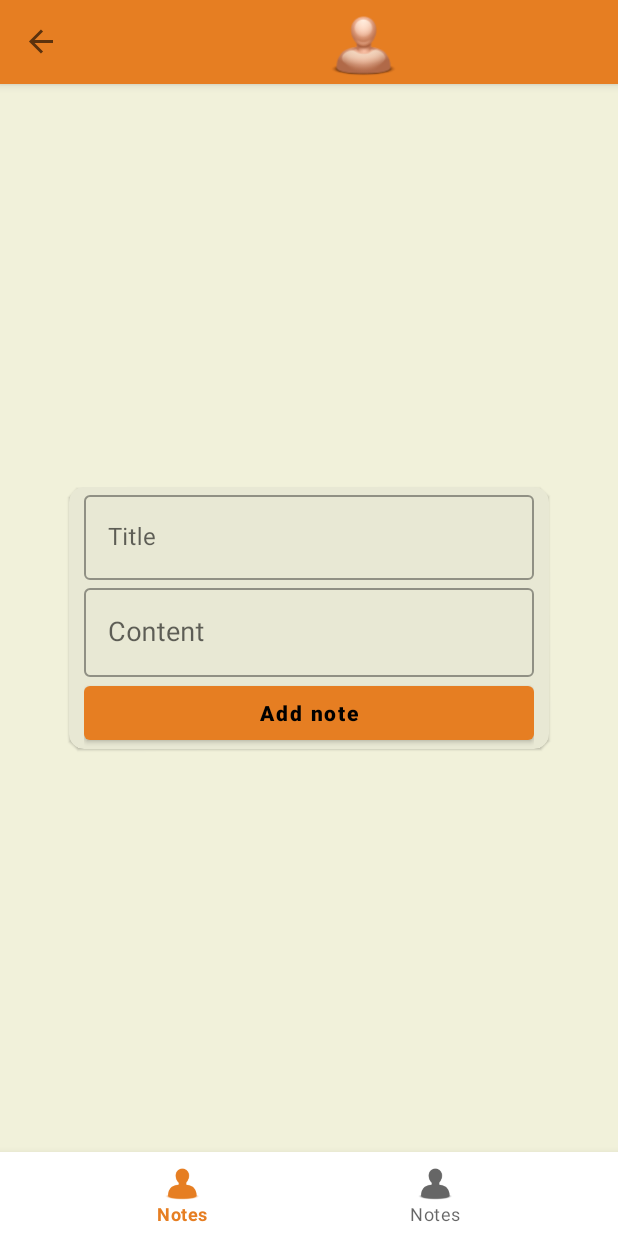
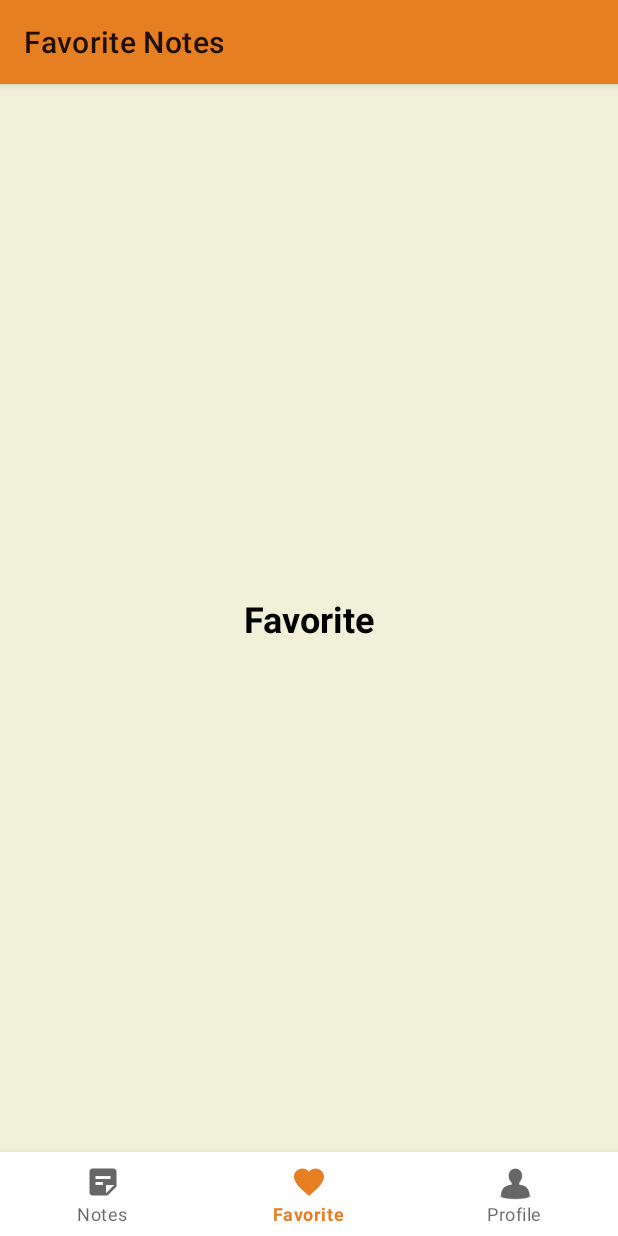
Before and after one commit to Laurentdarl/Confidential_Notes, an Android app: the AddNoteFragment screen opened through its navigation route, item 2 of the bottom bar chosen, on a phone screen of 412 x 824 dp. Run offline under Robolectric (Android 15) with nearby library versions, the phone set to English and light mode, and no system bars; our stand-ins replace Firebase (no records; nobody signed in at launch, a user with empty details on screens opened directly), Room's generated code, navigation-ui; libraries missing offline, so code that uses them is left out: androidx.work.impl; 4 statements that could not run were skipped.

Commit message:
Add search functionality to query notes from the database. Add profile fragment_favorite.xml Add FavoriteFragment.kt

```diff
--- a/app/src/main/java/com/laurentdarl/confidentialnotesapplication/data/db/NoteDatabase.kt
+++ b/app/src/main/java/com/laurentdarl/confidentialnotesapplication/data/db/NoteDatabase.kt
@@ -8,7 +8,7 @@ import androidx.room.TypeConverters
 import androidx.room.migration.Migration
 import androidx.sqlite.db.SupportSQLiteDatabase
 import androidx.work.impl.WorkDatabaseMigrations.MIGRATION_1_2
-import com.laurentdarl.confidentialnotesapplication.data.DateTypeConverter
+import com.laurentdarl.confidentialnotesapplication.data.typeconverters.DateTypeConverter
 import com.laurentdarl.confidentialnotesapplication.data.models.Note
 
 @Database(entities = [Note::class], version = 1, exportSchema = false)
--- a/app/src/main/java/com/laurentdarl/confidentialnotesapplication/data/DateTypeConverter.kt
+++ b/app/src/main/java/com/laurentdarl/confidentialnotesapplication/data/typeconverters/DateTypeConverter.kt
@@ -1,4 +1,4 @@
-package com.laurentdarl.confidentialnotesapplication.data
+package com.laurentdarl.confidentialnotesapplication.data.typeconverters
 
 import androidx.room.TypeConverter
 import java.util.*
--- a/app/src/main/java/com/laurentdarl/confidentialnotesapplication/data/viewmodels/NoteViewModel.kt
+++ b/app/src/main/java/com/laurentdarl/confidentialnotesapplication/data/viewmodels/NoteViewModel.kt
@@ -19,10 +19,11 @@ class NoteViewModel(application: Application): AndroidViewModel(application) {
         val dao = NoteDatabase.getNoteDatabase(application).noteDAO()
         repository = NoteRepository(dao)
         getAllNotes = repository.getAllNotes()
+
     }
 
-    fun getSelectNote(noteSearch: String): Job = viewModelScope.launch(Dispatchers.IO) {
-        repository.getSelectNote(noteSearch)
+    fun getSelectNote(noteSearch: String): LiveData<List<Note>> {
+        return repository.getSelectNote(noteSearch)
     }
 
     fun addNote(note: Note) = viewModelScope.launch(Dispatchers.IO)
--- a/app/src/main/java/com/laurentdarl/confidentialnotesapplication/presentation/activity/MainActivity.kt
+++ b/app/src/main/java/com/laurentdarl/confidentialnotesapplication/presentation/activity/MainActivity.kt
@@ -2,9 +2,12 @@ package com.laurentdarl.confidentialnotesapplication.presentation.activity
 
 import androidx.appcompat.app.AppCompatActivity
 import android.os.Bundle
+import android.view.Menu
 import android.view.View
+import androidx.appcompat.widget.SearchView
 import androidx.navigation.Navigation
 import androidx.navigation.fragment.NavHostFragment
+import androidx.navigation.ui.AppBarConfiguration
 import androidx.navigation.ui.setupActionBarWithNavController
 import androidx.navigation.ui.setupWithNavController
 import com.laurentdarl.confidentialnotesapplication.R
@@ -13,6 +16,7 @@ import com.laurentdarl.confidentialnotesapplication.databinding.ActivityMainBind
 class MainActivity : AppCompatActivity() {
 
     private lateinit var binding: ActivityMainBinding
+    private lateinit var appBarConfiguration: AppBarConfiguration
 
     override fun onCreate(savedInstanceState: Bundle?) {
         super.onCreate(savedInstanceState)
@@ -20,12 +24,17 @@ class MainActivity : AppCompatActivity() {
         setContentView(binding.root)
         setSupportActionBar(binding.toolbar)
 
+        appBarConfiguration = AppBarConfiguration(setOf(
+            R.id.notesFragment,
+            R.id.favoriteFragment2,
+            R.id.profileFragment
+        ))
         val navHost = supportFragmentManager.findFragmentById(R.id.notes_container) as NavHostFragment
         val navController = navHost.navController
-        setupActionBarWithNavController(navController)
+        setupActionBarWithNavController(navController, appBarConfiguration)
 
+        binding.toolbar.setupWithNavController(navController, appBarConfiguration)
         binding.bottomNav.setupWithNavController(navController)
-        binding.toolbar.setupWithNavController(navController)
         navController.addOnDestinationChangedListener { _, destination, _ ->
             when(destination.id) {
                 R.id.signInFragment -> {
--- /dev/null
+++ b/app/src/main/java/com/laurentdarl/confidentialnotesapplication/presentation/fragments/FavoriteFragment.kt
@@ -0,0 +1,24 @@
+package com.laurentdarl.confidentialnotesapplication.presentation.fragments
+
+import android.os.Bundle
+import androidx.fragment.app.Fragment
+import android.view.LayoutInflater
+import android.view.View
+import android.view.ViewGroup
+import com.laurentdarl.confidentialnotesapplication.R
+import com.laurentdarl.confidentialnotesapplication.databinding.FragmentFavoriteBinding
+
+class FavoriteFragment : Fragment() {
+
+    private var _binding: FragmentFavoriteBinding? = null
+    private val binding get() = _binding!!
+
+    override fun onCreateView(
+        inflater: LayoutInflater, container: ViewGroup?,
+        savedInstanceState: Bundle?
+    ): View? {
+        _binding = FragmentFavoriteBinding.inflate(layoutInflater)
+        // Inflate the layout for this fragment
+        return binding.root
+    }
+}
--- /dev/null
+++ b/app/src/main/java/com/laurentdarl/confidentialnotesapplication/presentation/fragments/ProfileFragment.kt
@@ -0,0 +1,24 @@
+package com.laurentdarl.confidentialnotesapplication.presentation.fragments
+
+import android.os.Bundle
+import androidx.fragment.app.Fragment
+import android.view.LayoutInflater
+import android.view.View
+import android.view.ViewGroup
+import com.laurentdarl.confidentialnotesapplication.R
+import com.laurentdarl.confidentialnotesapplication.databinding.FragmentProfileBinding
+
+class ProfileFragment : Fragment() {
+
+    private var _binding: FragmentProfileBinding? = null
+    private val binding get() = _binding!!
+
+    override fun onCreateView(
+        inflater: LayoutInflater, container: ViewGroup?,
+        savedInstanceState: Bundle?
+    ): View? {
+        _binding = FragmentProfileBinding.inflate(layoutInflater)
+        // Inflate the layout for this fragment
+        return binding.root
+    }
+}
--- a/app/src/main/java/com/laurentdarl/confidentialnotesapplication/presentation/fragments/home/NotesFragment.kt
+++ b/app/src/main/java/com/laurentdarl/confidentialnotesapplication/presentation/fragments/home/NotesFragment.kt
@@ -1,10 +1,9 @@
 package com.laurentdarl.confidentialnotesapplication.presentation.fragments.home
 
 import android.os.Bundle
+import android.view.*
 import androidx.fragment.app.Fragment
-import android.view.LayoutInflater
-import android.view.View
-import android.view.ViewGroup
+import androidx.appcompat.widget.SearchView
 import androidx.fragment.app.FragmentActivity
 import androidx.lifecycle.ViewModelProvider
 import androidx.navigation.NavController
@@ -14,10 +13,12 @@ import androidx.recyclerview.widget.RecyclerView
 import com.laurentdarl.confidentialnotesapplication.R
 import com.laurentdarl.confidentialnotesapplication.data.adapters.NotesAdapter
 import com.laurentdarl.confidentialnotesapplication.data.viewmodels.NoteViewModel
+import com.laurentdarl.confidentialnotesapplication.databinding.ActivityMainBinding.inflate
 import com.laurentdarl.confidentialnotesapplication.databinding.FragmentNotesBinding
+import java.util.zip.Inflater
 
 
-class NotesFragment : Fragment() {
+class NotesFragment : Fragment(), SearchView.OnQueryTextListener {
 
     private var _binding: FragmentNotesBinding? = null
     private val binding get() = _binding!!
@@ -26,13 +27,13 @@ class NotesFragment : Fragment() {
 
     override fun onCreate(savedInstanceState: Bundle?) {
         super.onCreate(savedInstanceState)
-
     }
 
     override fun onCreateView(
         inflater: LayoutInflater, container: ViewGroup?,
         savedInstanceState: Bundle?
     ): View? {
+        setHasOptionsMenu(true)
         _binding = FragmentNotesBinding.inflate(layoutInflater)
         noteViewModel = ViewModelProvider(this)[NoteViewModel::class.java]
 
@@ -56,4 +57,37 @@ class NotesFragment : Fragment() {
         return binding.root
     }
 
+
+    override fun onCreateOptionsMenu(menu: Menu, inflater: MenuInflater) {
+        inflater.inflate(R.menu.options_menu, menu)
+
+        val search = menu?.findItem(R.id.search)
+        val searchView = search?.actionView as? SearchView
+        searchView?.isSubmitButtonEnabled = true
+        searchView?.setOnQueryTextListener(this)
+
+    }
+
+    override fun onQueryTextSubmit(query: String?): Boolean {
+        if (query != null) {
+            searchDatabase(query)
+        }
+        return true
+    }
+
+    override fun onQueryTextChange(query: String?): Boolean {
+        if (query != null) {
+            searchDatabase(query)
+        }
+        return true
+    }
+
+    private fun searchDatabase(searchQuery: String) {
+        val userSearch = "%$searchQuery%"  //The custom SQL query will require this specific format
+        noteViewModel.getSelectNote(userSearch).observe(viewLifecycleOwner, {note ->
+            notesAdapter.setData(note)
+        })
+    }
+
+
 }
--- a/app/src/main/java/com/laurentdarl/confidentialnotesapplication/presentation/fragments/login/SignInFragment.kt
+++ b/app/src/main/java/com/laurentdarl/confidentialnotesapplication/presentation/fragments/login/SignInFragment.kt
@@ -22,12 +22,13 @@ class SignInFragment : Fragment() {
     private var _binding: FragmentSignInBinding? = null
     private val binding get() = _binding!!
     private val auth = FirebaseAuth.getInstance()
+    private var user = auth.currentUser
     private lateinit var progressDialog: ProgressDialog
 
     override fun onCreate(savedInstanceState: Bundle?) {
         super.onCreate(savedInstanceState)
 
-        if (auth.currentUser != null && !auth.currentUser!!.isAnonymous) {
+        if (user != null && !user!!.isAnonymous) {
            actions()
         }
         progressDialog = ProgressDialog(requireContext())
@@ -126,7 +127,7 @@ class SignInFragment : Fragment() {
                         progressDialog.show()
                         if (task.isSuccessful) {
                             progressDialog.dismiss()
-                            if (auth.currentUser!!.isEmailVerified) {
+                            if (user!!.isEmailVerified) {
                                 Snackbar.make(binding.root, "Logged in successfully!", Snackbar.LENGTH_SHORT).show()
                                 actions()
                             } else {
@@ -158,6 +159,17 @@ class SignInFragment : Fragment() {
 
     }
 
+    private fun userDetails() {
+        if (user != null) {
+            val uid = user!!.uid
+            val name = user!!.displayName
+            val email = user!!.email
+            val photoUrl = user!!.photoUrl
+
+        }
+    }
+
+
     companion object {
         const val DOMAIN_NAME = "gmail.com"
     }
--- /dev/null
+++ b/app/src/main/res/drawable/ic_favorite.xml
@@ -0,0 +1,10 @@
+<vector xmlns:android="http://schemas.android.com/apk/res/android"
+    android:width="24dp"
+    android:height="24dp"
+    android:viewportWidth="24"
+    android:viewportHeight="24"
+    android:tint="?attr/colorControlNormal">
+  <path
+      android:fillColor="@android:color/white"
+      android:pathData="M12,21.35l-1.45,-1.32C5.4,15.36 2,12.28 2,8.5 2,5.42 4.42,3 7.5,3c1.74,0 3.41,0.81 4.5,2.09C13.09,3.81 14.76,3 16.5,3 19.58,3 22,5.42 22,8.5c0,3.78 -3.4,6.86 -8.55,11.54L12,21.35z"/>
+</vector>
--- /dev/null
+++ b/app/src/main/res/drawable/ic_note.xml
@@ -0,0 +1,10 @@
+<vector xmlns:android="http://schemas.android.com/apk/res/android"
+    android:width="24dp"
+    android:height="24dp"
+    android:viewportWidth="24"
+    android:viewportHeight="24"
+    android:tint="?attr/colorControlNormal">
+  <path
+      android:fillColor="@android:color/white"
+      android:pathData="M19,3H4.99C3.89,3 3,3.9 3,5l0.01,14c0,1.1 0.89,2 1.99,2h10l6,-6V5C21,3.9 20.1,3 19,3zM7,8h10v2H7V8zM12,14H7v-2h5V14zM14,19.5V14h5.5L14,19.5z"/>
+</vector>
--- /dev/null
+++ b/app/src/main/res/drawable/ic_search.xml
@@ -0,0 +1,10 @@
+<vector xmlns:android="http://schemas.android.com/apk/res/android"
+    android:width="24dp"
+    android:height="24dp"
+    android:viewportWidth="24"
+    android:viewportHeight="24"
+    android:tint="?attr/colorControlNormal">
+  <path
+      android:fillColor="@android:color/white"
+      android:pathData="M15.5,14h-0.79l-0.28,-0.27C15.41,12.59 16,11.11 16,9.5 16,5.91 13.09,3 9.5,3S3,5.91 3,9.5 5.91,16 9.5,16c1.61,0 3.09,-0.59 4.23,-1.57l0.27,0.28v0.79l5,4.99L20.49,19l-4.99,-5zM9.5,14C7.01,14 5,11.99 5,9.5S7.01,5 9.5,5 14,7.01 14,9.5 11.99,14 9.5,14z"/>
+</vector>
--- a/app/src/main/res/layout/activity_main.xml
+++ b/app/src/main/res/layout/activity_main.xml
@@ -22,25 +22,25 @@
             android:layout_width="match_parent"
             android:layout_height="match_parent" >
 
-            <androidx.constraintlayout.widget.ConstraintLayout
-                android:layout_width="match_parent"
-                android:layout_height="match_parent"
-                android:gravity="fill"
-                android:orientation="horizontal"
-                android:paddingLeft="8dp"
-                android:paddingRight="8dp">
+<!--            <androidx.constraintlayout.widget.ConstraintLayout-->
+<!--                android:layout_width="match_parent"-->
+<!--                android:layout_height="match_parent"-->
+<!--                android:gravity="fill"-->
+<!--                android:orientation="horizontal"-->
+<!--                android:paddingLeft="8dp"-->
+<!--                android:paddingRight="8dp">-->
 
-                <ImageView
-                    android:layout_width="45dp"
-                    android:layout_height="45dp"
-                    android:src="@drawable/profile"
-                    app:layout_constraintBottom_toBottomOf="parent"
-                    app:layout_constraintEnd_toEndOf="parent"
-                    app:layout_constraintStart_toStartOf="parent"
-                    app:layout_constraintTop_toTopOf="parent" />
+<!--                <ImageView-->
+<!--                    android:layout_width="45dp"-->
+<!--                    android:layout_height="45dp"-->
+<!--                    android:src="@drawable/profile"-->
+<!--                    app:layout_constraintBottom_toBottomOf="parent"-->
+<!--                    app:layout_constraintEnd_toEndOf="parent"-->
+<!--                    app:layout_constraintStart_toStartOf="parent"-->
+<!--                    app:layout_constraintTop_toTopOf="parent" />-->
 
 
-            </androidx.constraintlayout.widget.ConstraintLayout>
+<!--            </androidx.constraintlayout.widget.ConstraintLayout>-->
 
         </com.google.android.material.appbar.MaterialToolbar>
 
--- /dev/null
+++ b/app/src/main/res/layout/fragment_favorite.xml
@@ -0,0 +1,23 @@
+<?xml version="1.0" encoding="utf-8"?>
+<androidx.constraintlayout.widget.ConstraintLayout xmlns:android="http://schemas.android.com/apk/res/android"
+    xmlns:app="http://schemas.android.com/apk/res-auto"
+    xmlns:tools="http://schemas.android.com/tools"
+    android:layout_width="match_parent"
+    android:layout_height="match_parent"
+    tools:context=".presentation.fragments.FavoriteFragment">
+
+
+    <TextView
+        android:id="@+id/textView3"
+        android:layout_width="wrap_content"
+        android:layout_height="wrap_content"
+        android:text="Favorite"
+        android:textColor="@color/black"
+        android:textStyle="bold"
+        android:textSize="24sp"
+        app:layout_constraintBottom_toBottomOf="parent"
+        app:layout_constraintEnd_toEndOf="parent"
+        app:layout_constraintHorizontal_bias="0.5"
+        app:layout_constraintStart_toStartOf="parent"
+        app:layout_constraintTop_toTopOf="parent" />
+</androidx.constraintlayout.widget.ConstraintLayout>
--- /dev/null
+++ b/app/src/main/res/layout/fragment_profile.xml
@@ -0,0 +1,23 @@
+<?xml version="1.0" encoding="utf-8"?>
+<androidx.constraintlayout.widget.ConstraintLayout xmlns:android="http://schemas.android.com/apk/res/android"
+    xmlns:app="http://schemas.android.com/apk/res-auto"
+    xmlns:tools="http://schemas.android.com/tools"
+    android:layout_width="match_parent"
+    android:layout_height="match_parent"
+    tools:context=".presentation.fragments.ProfileFragment">
+
+
+    <TextView
+        android:id="@+id/textView2"
+        android:layout_width="wrap_content"
+        android:layout_height="wrap_content"
+        android:text="PROFILE"
+        android:textColor="@color/black"
+        android:textSize="25sp"
+        android:textStyle="bold"
+        app:layout_constraintBottom_toBottomOf="parent"
+        app:layout_constraintEnd_toEndOf="parent"
+        app:layout_constraintHorizontal_bias="0.5"
+        app:layout_constraintStart_toStartOf="parent"
+        app:layout_constraintTop_toTopOf="parent" />
+</androidx.constraintlayout.widget.ConstraintLayout>
--- a/app/src/main/res/menu/bottom_nav.xml
+++ b/app/src/main/res/menu/bottom_nav.xml
@@ -1,12 +1,17 @@
 <?xml version="1.0" encoding="utf-8"?>
 <menu xmlns:android="http://schemas.android.com/apk/res/android">
     <item android:enabled="true"
-        android:icon="@drawable/profile"
-        android:title="Notes"
+        android:icon="@drawable/ic_note"
+        android:title="@string/note_"
         android:id="@+id/notesFragment" />
 
     <item android:enabled="true"
+        android:icon="@drawable/ic_favorite"
+        android:title="@string/favorite"
+        android:id="@+id/favoriteFragment2" />
+
+    <item android:enabled="true"
         android:icon="@drawable/profile"
-        android:title="Notes"
-        android:id="@+id/favoriteFragment" />
+        android:title="@string/profile"
+        android:id="@+id/profileFragment" />
 </menu>
--- /dev/null
+++ b/app/src/main/res/menu/options_menu.xml
@@ -0,0 +1,10 @@
+<?xml version="1.0" encoding="utf-8"?>
+<menu xmlns:android="http://schemas.android.com/apk/res/android"
+    xmlns:app="http://schemas.android.com/apk/res-auto">
+    <item android:id="@+id/search"
+        android:title="@string/search"
+        android:icon="@drawable/ic_search"
+        android:iconTint="#EFE711"
+        app:showAsAction="ifRoom"
+        app:actionViewClass="androidx.appcompat.widget.SearchView" />
+</menu>
--- a/app/src/main/res/navigation/nav_graph.xml
+++ b/app/src/main/res/navigation/nav_graph.xml
@@ -36,8 +36,8 @@
     <fragment
         android:id="@+id/notesFragment"
         android:name="com.laurentdarl.confidentialnotesapplication.presentation.fragments.home.NotesFragment"
-        android:label="Notes"
-        tools:layout="@layout/fragment_notes" >
+        android:label="Your Notes"
+        tools:layout="@layout/fragment_notes">
         <action
             android:id="@+id/action_notesFragment_to_addNoteFragment"
             app:destination="@id/addNoteFragment" />
@@ -48,8 +48,8 @@
     <fragment
         android:id="@+id/addNoteFragment"
         android:name="com.laurentdarl.confidentialnotesapplication.presentation.fragments.AddNoteFragment"
-        android:label="fragment_add_note"
-        tools:layout="@layout/fragment_add_note" >
+        android:label="Add New Note"
+        tools:layout="@layout/fragment_add_note">
         <action
             android:id="@+id/action_addNoteFragment_to_notesFragment"
             app:destination="@id/notesFragment" />
@@ -57,8 +57,8 @@
     <fragment
         android:id="@+id/updateNoteFragment"
         android:name="com.laurentdarl.confidentialnotesapplication.presentation.fragments.UpdateNoteFragment"
-        android:label="fragment_update_note"
-        tools:layout="@layout/fragment_update_note" >
+        android:label="Update Note"
+        tools:layout="@layout/fragment_update_note">
         <action
             android:id="@+id/action_updateNoteFragment_to_notesFragment"
             app:destination="@id/notesFragment" />
@@ -66,4 +66,14 @@
             android:name="note"
             app:argType="com.laurentdarl.confidentialnotesapplication.data.models.Note" />
     </fragment>
+    <fragment
+        android:id="@+id/profileFragment"
+        android:name="com.laurentdarl.confidentialnotesapplication.presentation.fragments.ProfileFragment"
+        android:label="Profile"
+        tools:layout="@layout/fragment_profile" />
+    <fragment
+        android:id="@+id/favoriteFragment2"
+        android:name="com.laurentdarl.confidentialnotesapplication.presentation.fragments.FavoriteFragment"
+        android:label="Favorite Notes"
+        tools:layout="@layout/fragment_favorite" />
 </navigation>
--- a/app/src/main/res/values/strings.xml
+++ b/app/src/main/res/values/strings.xml
@@ -15,4 +15,8 @@
     <string name="repeat_password">Repeat password</string>
     <string name="time">20:00pm</string>
     <string name="title"><u>Title</u></string>
+    <string name="search">Search</string>
+    <string name="profile">Profile</string>
+    <string name="favorite">Favorite</string>
+    <string name="note_">Notes</string>
 </resources>
```
